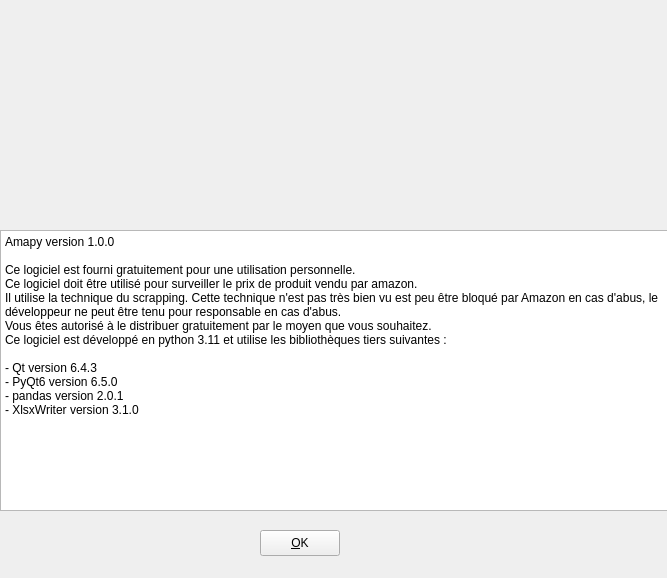
The window that ui/Amapy_about.ui (Sebastux/AmaPy) describes before a commit, drawn with Qt 5.
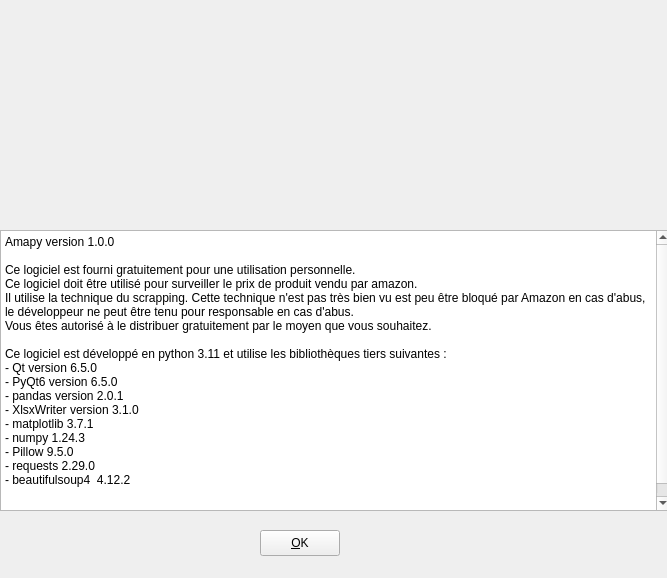
The same window after the commit. Icons and pictures are not drawn.

Commit message: MAj des versions des modules externes

Patch:
```diff
--- a/ui/Amapy_about.ui
+++ b/ui/Amapy_about.ui
@@ -64,12 +64,17 @@
 Ce logiciel doit être utilisé pour surveiller le prix de produit vendu par amazon.
 Il utilise la technique du scrapping. Cette technique n'est pas très bien vu est peu être bloqué par Amazon en cas d'abus, le développeur ne peut être tenu pour responsable en cas d'abus.
 Vous êtes autorisé à le distribuer gratuitement par le moyen que vous souhaitez.
-Ce logiciel est développé en python 3.11 et utilise les bibliothèques tiers suivantes :
 
-- Qt version 6.4.3
+Ce logiciel est développé en python 3.11 et utilise les bibliothèques tiers suivantes :
+- Qt version 6.5.0
 - PyQt6 version 6.5.0
 - pandas version 2.0.1
 - XlsxWriter version 3.1.0
+- matplotlib 3.7.1
+- numpy 1.24.3
+- Pillow 9.5.0
+- requests 2.29.0
+- beautifulsoup4  4.12.2
 
 </string>
     </property>
```
